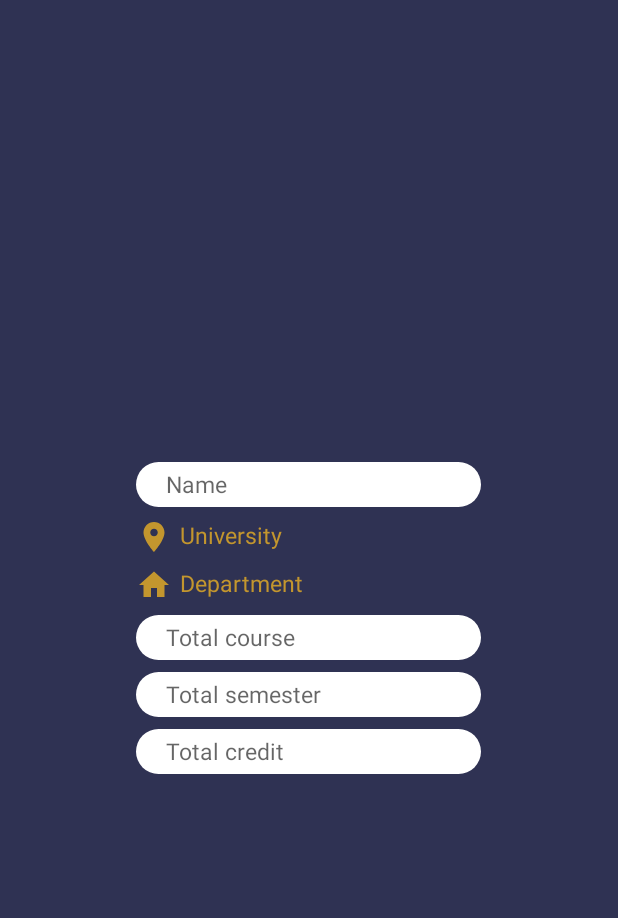
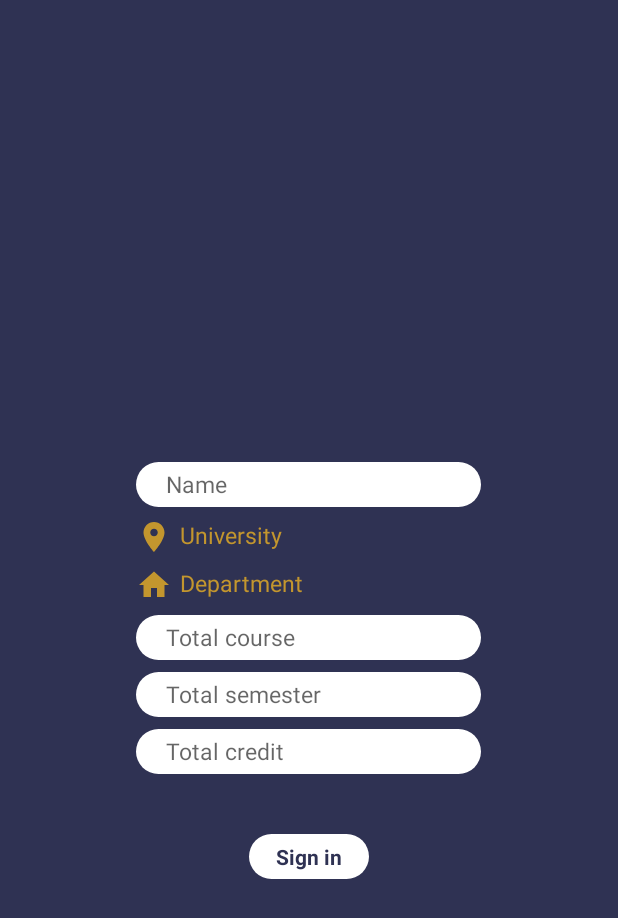
Before and after one commit to Apurba000Biswas/CourseAssistant, an Android app: the screen it shows after launch (MainActivity), on a phone screen of 412 x 824 dp. Shown: the top 918 px of the screen. Run offline under Robolectric (Android 15) with nearby library versions, the phone set to English and light mode, and no system bars.

Commit message:
1.2 Adde All Input Filed and Sign in Button in Log in activity

```diff
--- a/app/build.gradle
+++ b/app/build.gradle
@@ -25,4 +25,6 @@ dependencies {
     testImplementation 'junit:junit:4.12'
     androidTestImplementation 'com.android.support.test:runner:1.0.2'
     androidTestImplementation 'com.android.support.test.espresso:espresso-core:3.0.2'
+
+    implementation 'com.google.android.gms:play-services-auth:16.0.1'
 }
--- a/app/src/main/AndroidManifest.xml
+++ b/app/src/main/AndroidManifest.xml
@@ -1,6 +1,7 @@
 <?xml version="1.0" encoding="utf-8"?>
 <manifest xmlns:android="http://schemas.android.com/apk/res/android"
     package="com.team73.courseassistant">
+    <uses-permission android:name="android.permission.INTERNET"></uses-permission>
 
     <application
         android:allowBackup="true"
--- a/app/src/main/res/layout/activity_main.xml
+++ b/app/src/main/res/layout/activity_main.xml
@@ -8,6 +8,7 @@
     tools:context=".MainActivity">
 
     <LinearLayout
+        android:id="@+id/input_holder"
         android:orientation="vertical"
         android:layout_width="wrap_content"
         android:layout_centerInParent="true"
@@ -94,6 +95,20 @@
 
     </LinearLayout>
 
+    <TextView
+        android:layout_below="@id/input_holder"
+        android:layout_centerInParent="true"
+        android:layout_marginTop="40dp"
+        android:background="@drawable/arch"
+        android:paddingLeft="16dp"
+        android:textColor="@color/mainBackground"
+        android:textStyle="bold"
+        android:gravity="center"
+        android:paddingRight="16dp"
+        android:text="@string/text_sign_in"
+        android:layout_width="80dp"
+        android:layout_height="30dp" />
+
 
 
 
--- a/app/src/main/res/values/strings.xml
+++ b/app/src/main/res/values/strings.xml
@@ -8,5 +8,6 @@
 
     <string name="text_university">University</string>
     <string name="text_department">Department</string>
+    <string name="text_sign_in">Sign in</string>
 
 </resources>
--- a/build.gradle
+++ b/build.gradle
@@ -18,7 +18,9 @@ allprojects {
     repositories {
         google()
         jcenter()
-
+        maven {
+            url 'https://maven.google.com'
+        }
     }
 }
 
```
Also changed, not shown: 1 other file.
